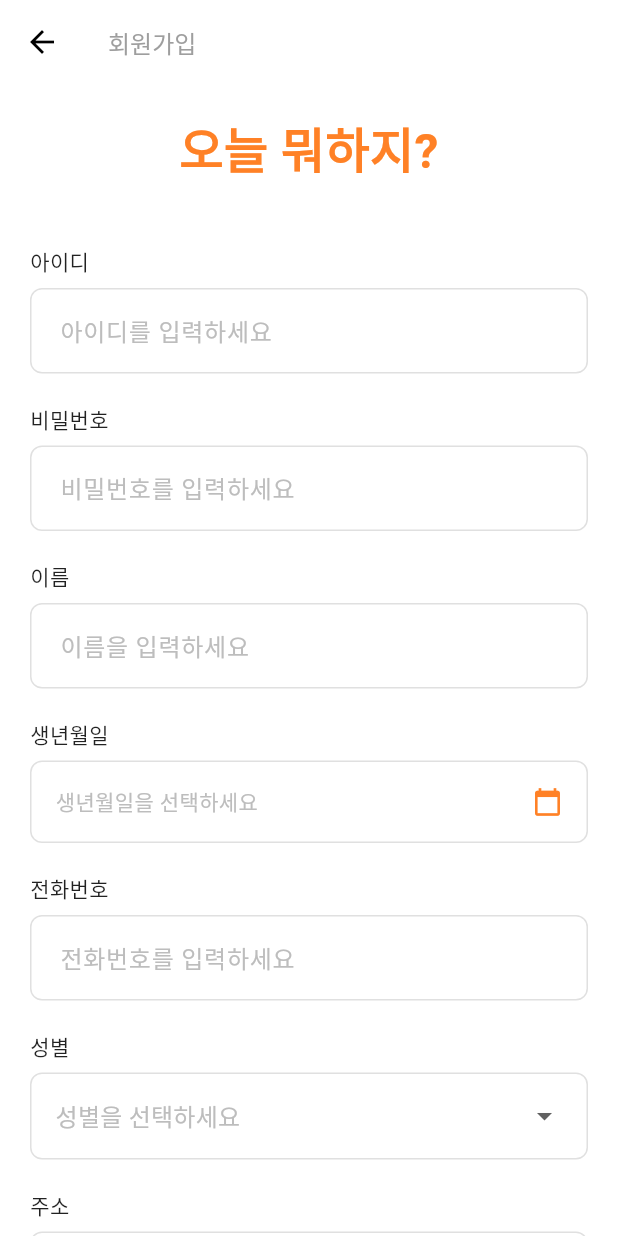
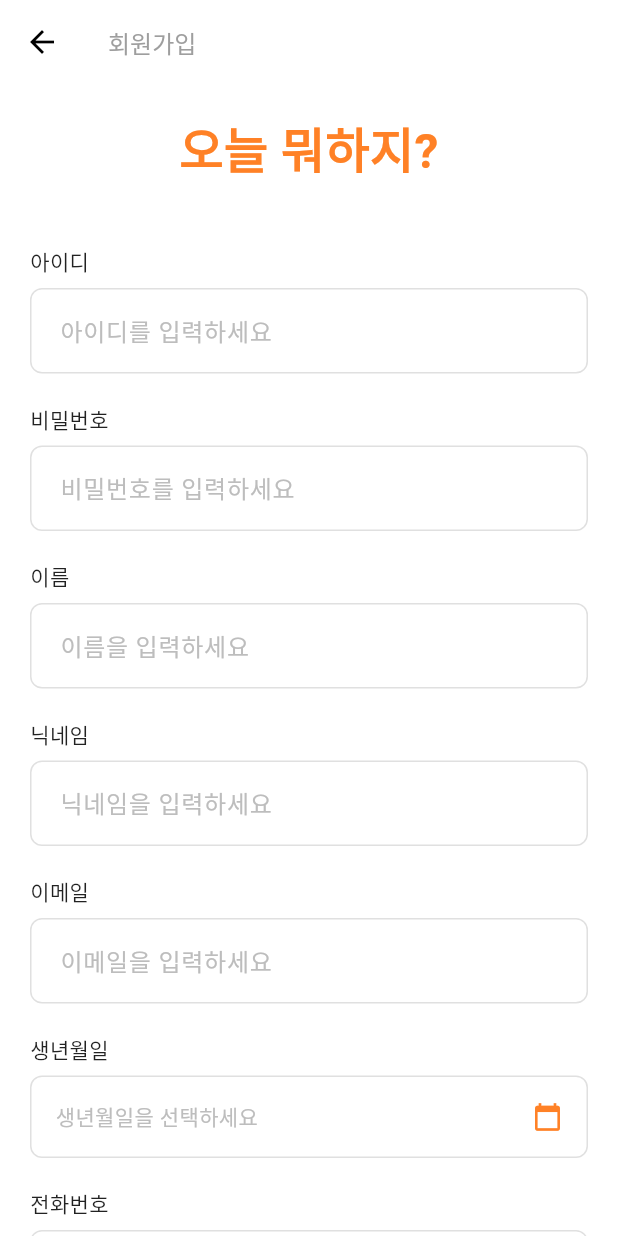
Before and after one commit to sswwdk/EclipseApp, a Flutter app: the SignUpScreen screen opened directly, on a phone screen of 412 x 824 dp. Run offline on Flutter 3.47's test engine with Material 3 defaults, Android fonts, the phone set to English and light mode, and no system bars.

Commit message:
[style] 느낌표 추가

```diff
--- a/lib/login/signup_screen.dart
+++ b/lib/login/signup_screen.dart
@@ -12,6 +12,8 @@ class _SignUpScreenState extends State<SignUpScreen> {
   final TextEditingController _idController = TextEditingController();
   final TextEditingController _passwordController = TextEditingController();
   final TextEditingController _nameController = TextEditingController();
+  final TextEditingController _nicknameController = TextEditingController();
+  final TextEditingController _emailController = TextEditingController();
   final TextEditingController _phoneController = TextEditingController();
   final TextEditingController _addressController = TextEditingController();
 
@@ -23,6 +25,8 @@ class _SignUpScreenState extends State<SignUpScreen> {
     _idController.dispose();
     _passwordController.dispose();
     _nameController.dispose();
+    _nicknameController.dispose();
+    _emailController.dispose();
     _phoneController.dispose();
     _addressController.dispose();
     super.dispose();
@@ -82,6 +86,14 @@ class _SignUpScreenState extends State<SignUpScreen> {
             _buildInputField('이름', '이름을 입력하세요', _nameController),
             const SizedBox(height: 20),
 
+            // 닉네임 입력 필드
+            _buildInputField('닉네임', '닉네임을 입력하세요', _nicknameController),
+            const SizedBox(height: 20),
+
+            // 이메일 입력 필드
+            _buildInputField('이메일', '이메일을 입력하세요', _emailController),
+            const SizedBox(height: 20),
+
             // 생년월일 선택 필드
             _buildDateField(),
             const SizedBox(height: 20),
@@ -103,7 +115,34 @@ class _SignUpScreenState extends State<SignUpScreen> {
               width: double.infinity,
               child: ElevatedButton(
                 onPressed: () {
-                  // 회원가입 로직
+                  final String nickname = _nicknameController.text.trim();
+                  final String email = _emailController.text.trim();
+
+                  if (nickname.isEmpty) {
+                    ScaffoldMessenger.of(context).showSnackBar(
+                      const SnackBar(content: Text('닉네임을 입력하세요.')),
+                    );
+                    return;
+                  }
+
+                  if (email.isEmpty) {
+                    ScaffoldMessenger.of(context).showSnackBar(
+                      const SnackBar(content: Text('이메일을 입력하세요.')),
+                    );
+                    return;
+                  }
+
+                  // 이메일 형식 검증
+                  final emailRegex = RegExp(r'^[\w-\.]+@([\w-]+\.)+[\w-]{2,4}$');
+                  if (!emailRegex.hasMatch(email)) {
+                    ScaffoldMessenger.of(context).showSnackBar(
+                      const SnackBar(content: Text('올바른 이메일 형식을 입력하세요.')),
+                    );
+                    return;
+                  }
+
+                  // TODO: 회원가입 로직에 닉네임, 이메일 포함하여 처리
+                  debugPrint('회원가입 닉네임: $nickname, 이메일: $email');
                 },
                 style: ElevatedButton.styleFrom(
                   backgroundColor: const Color(0xFFFF8126),
--- a/lib/make_todo/make_todo.dart
+++ b/lib/make_todo/make_todo.dart
@@ -250,7 +250,7 @@ class _TaskSelectScreenState extends State<TaskSelectScreen> {
                       ),
                     );
                   },
-                  child: const Text('AI와 할 일 만들러 가기',
+                  child: const Text('하루와 할 일 만들러 가기!',
                       style: TextStyle(fontSize: 16, fontWeight: FontWeight.w700)),
                 ),
               ),
```
